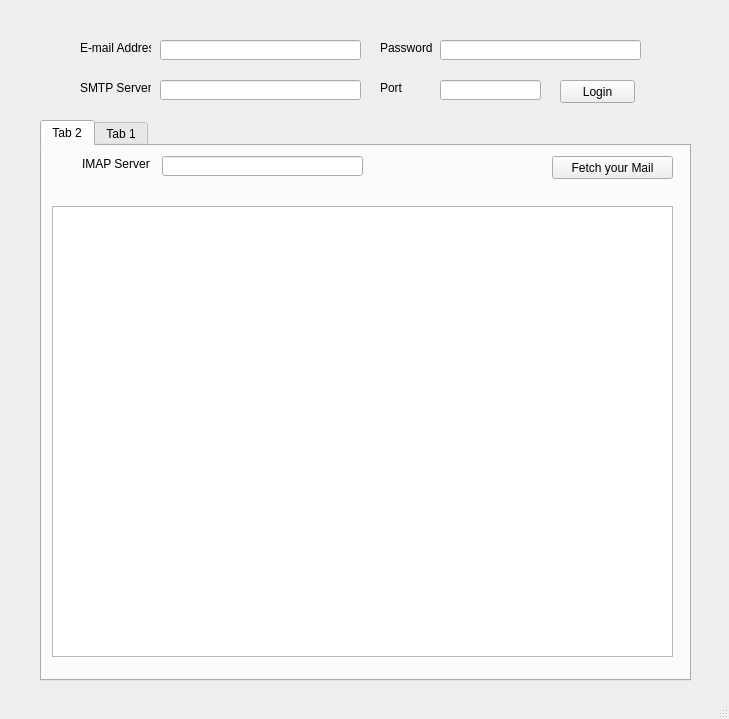
Before: the Qt Designer form mail.ui in 13-aymane/py-mail, drawn with Qt 5.
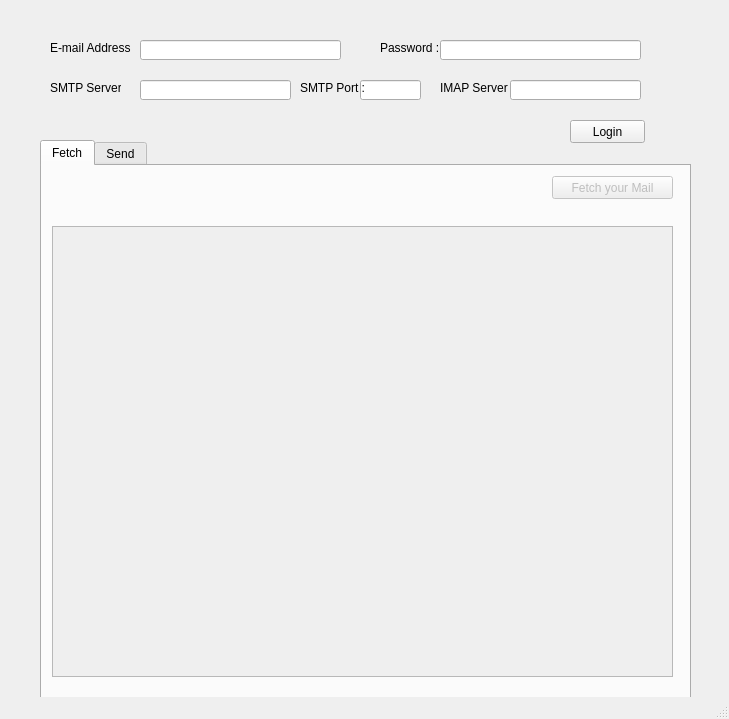
After: the same form once the commit is applied.

What changed in the file:
```diff
--- a/mail.ui
+++ b/mail.ui
@@ -18,7 +18,7 @@
     <property name="geometry">
      <rect>
       <x>40</x>
-      <y>120</y>
+      <y>140</y>
       <width>651</width>
       <height>561</height>
      </rect>
@@ -28,11 +28,11 @@
     </property>
     <widget class="QWidget" name="tab_2">
      <attribute name="title">
-      <string>Tab 2</string>
+      <string>Fetch</string>
      </attribute>
      <widget class="QPushButton" name="fetchButton">
       <property name="enabled">
-       <bool>true</bool>
+       <bool>false</bool>
       </property>
       <property name="geometry">
        <rect>
@@ -48,7 +48,7 @@
      </widget>
      <widget class="QTextEdit" name="fetchField">
       <property name="enabled">
-       <bool>true</bool>
+       <bool>false</bool>
       </property>
       <property name="geometry">
        <rect>
@@ -59,36 +59,10 @@
        </rect>
       </property>
      </widget>
-     <widget class="QLineEdit" name="imapField">
-      <property name="enabled">
-       <bool>true</bool>
-      </property>
-      <property name="geometry">
-       <rect>
-        <x>120</x>
-        <y>10</y>
-        <width>201</width>
-        <height>20</height>
-       </rect>
-      </property>
-     </widget>
-     <widget class="QLabel" name="label_imap">
-      <property name="geometry">
-       <rect>
-        <x>40</x>
-        <y>10</y>
-        <width>71</width>
-        <height>16</height>
-       </rect>
-      </property>
-      <property name="text">
-       <string>IMAP Server</string>
-      </property>
-     </widget>
     </widget>
     <widget class="QWidget" name="tab">
      <attribute name="title">
-      <string>Tab 1</string>
+      <string>Send</string>
      </attribute>
      <widget class="QTextEdit" name="textField">
       <property name="enabled">
@@ -221,21 +195,21 @@
    <widget class="QLabel" name="label_email">
     <property name="geometry">
      <rect>
-      <x>80</x>
+      <x>50</x>
       <y>40</y>
-      <width>71</width>
+      <width>81</width>
       <height>16</height>
      </rect>
     </property>
     <property name="text">
-     <string>E-mail Address</string>
+     <string>E-mail Address :</string>
     </property>
    </widget>
    <widget class="QPushButton" name="loginButton">
     <property name="geometry">
      <rect>
-      <x>560</x>
-      <y>80</y>
+      <x>570</x>
+      <y>120</y>
       <width>75</width>
       <height>23</height>
      </rect>
@@ -247,7 +221,7 @@
    <widget class="QLineEdit" name="emailField">
     <property name="geometry">
      <rect>
-      <x>160</x>
+      <x>140</x>
       <y>40</y>
       <width>201</width>
       <height>20</height>
@@ -257,9 +231,9 @@
    <widget class="QLineEdit" name="smtpField">
     <property name="geometry">
      <rect>
-      <x>160</x>
+      <x>140</x>
       <y>80</y>
-      <width>201</width>
+      <width>151</width>
       <height>20</height>
      </rect>
     </property>
@@ -267,9 +241,9 @@
    <widget class="QLineEdit" name="portField">
     <property name="geometry">
      <rect>
-      <x>440</x>
+      <x>360</x>
       <y>80</y>
-      <width>101</width>
+      <width>61</width>
       <height>20</height>
      </rect>
     </property>
@@ -287,33 +261,33 @@
      </rect>
     </property>
     <property name="text">
-     <string>Password</string>
+     <string>Password :</string>
     </property>
    </widget>
    <widget class="QLabel" name="label_port">
     <property name="geometry">
      <rect>
-      <x>380</x>
+      <x>300</x>
       <y>80</y>
       <width>71</width>
       <height>16</height>
      </rect>
     </property>
     <property name="text">
-     <string>Port</string>
+     <string>SMTP Port :</string>
     </property>
    </widget>
    <widget class="QLabel" name="label_server">
     <property name="geometry">
      <rect>
-      <x>80</x>
+      <x>50</x>
       <y>80</y>
       <width>71</width>
       <height>16</height>
      </rect>
     </property>
     <property name="text">
-     <string>SMTP Server</string>
+     <string>SMTP Server :</string>
     </property>
    </widget>
    <widget class="QLineEdit" name="pwdField">
@@ -329,6 +303,32 @@
      <enum>QLineEdit::Password</enum>
     </property>
    </widget>
+   <widget class="QLineEdit" name="imapField">
+    <property name="enabled">
+     <bool>true</bool>
+    </property>
+    <property name="geometry">
+     <rect>
+      <x>510</x>
+      <y>80</y>
+      <width>131</width>
+      <height>20</height>
+     </rect>
+    </property>
+   </widget>
+   <widget class="QLabel" name="label_imap">
+    <property name="geometry">
+     <rect>
+      <x>440</x>
+      <y>80</y>
+      <width>71</width>
+      <height>16</height>
+     </rect>
+    </property>
+    <property name="text">
+     <string>IMAP Server :</string>
+    </property>
+   </widget>
   </widget>
   <widget class="QStatusBar" name="statusbar"/>
  </widget>
```
Left out of the diff: 14 changed lines with no effect on the pictures.
